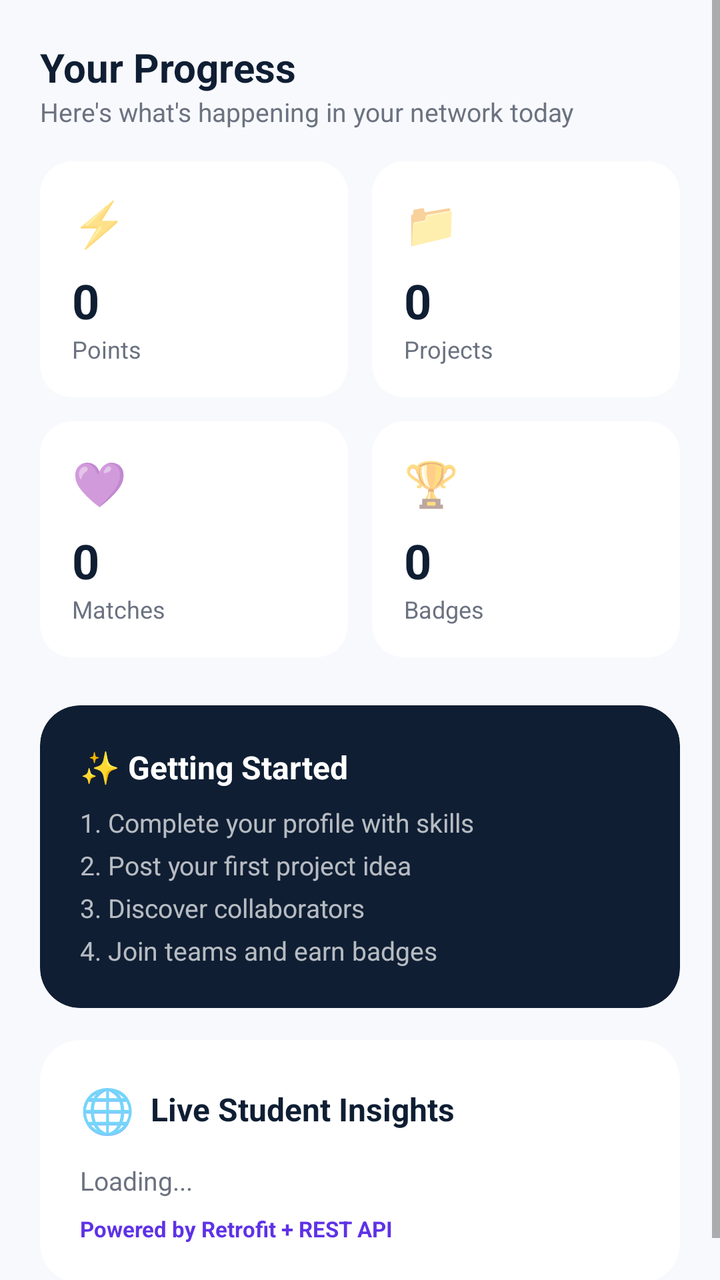
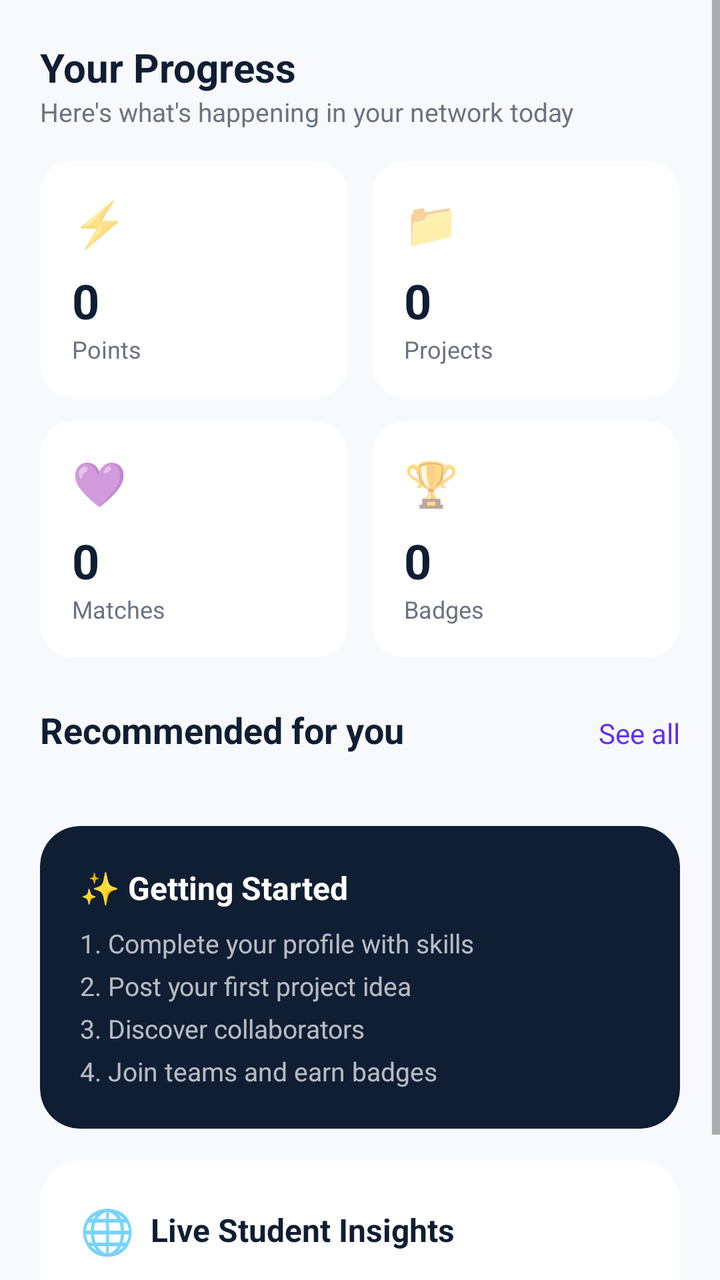

The first picture is an Android layout as it rendered before a commit; the second is the same layout after the commit. The layout source and the unified diff follow.
<!-- AndroidManifest.xml: application theme Theme.PitchPerfect -->
<!-- res/layout/fragment_home.xml -->
<?xml version="1.0" encoding="utf-8"?>
<ScrollView xmlns:android="http://schemas.android.com/apk/res/android"
    xmlns:app="http://schemas.android.com/apk/res-auto"
    android:layout_width="match_parent"
    android:layout_height="match_parent"
    android:background="@color/bg_light">

    <LinearLayout
        android:layout_width="match_parent"
        android:layout_height="wrap_content"
        android:orientation="vertical"
        android:padding="20dp">

        <TextView
            android:layout_width="wrap_content"
            android:layout_height="wrap_content"
            android:text="Your Progress"
            android:textColor="@color/text_dark"
            android:textSize="20sp"
            android:textStyle="bold" />

        <TextView
            android:layout_width="wrap_content"
            android:layout_height="wrap_content"
            android:text="Here's what's happening in your network today"
            android:textColor="@color/text_gray"
            android:textSize="13sp"
            android:layout_marginBottom="16dp" />

        
        <LinearLayout
            android:layout_width="match_parent"
            android:layout_height="wrap_content"
            android:orientation="horizontal"
            android:layout_marginBottom="12dp">

            <androidx.cardview.widget.CardView
                android:layout_width="0dp"
                android:layout_height="wrap_content"
                android:layout_weight="1"
                android:layout_marginEnd="6dp"
                app:cardCornerRadius="16dp"
                app:cardElevation="0dp"
                app:cardBackgroundColor="@color/white">
                <LinearLayout
                    android:layout_width="match_parent"
                    android:layout_height="wrap_content"
                    android:orientation="vertical"
                    android:padding="16dp">
                    <TextView
                        android:layout_width="wrap_content"
                        android:layout_height="wrap_content"
                        android:text="⚡"
                        android:textSize="22sp" />
                    <TextView
                        android:id="@+id/tvStatPoints"
                        android:layout_width="wrap_content"
                        android:layout_height="wrap_content"
                        android:layout_marginTop="8dp"
                        android:text="0"
                        android:textColor="@color/text_dark"
                        android:textSize="24sp"
                        android:textStyle="bold" />
                    <TextView
                        android:layout_width="wrap_content"
                        android:layout_height="wrap_content"
                        android:text="Points"
                        android:textColor="@color/text_gray"
                        android:textSize="12sp" />
                </LinearLayout>
            </androidx.cardview.widget.CardView>

            <androidx.cardview.widget.CardView
                android:layout_width="0dp"
                android:layout_height="wrap_content"
                android:layout_weight="1"
                android:layout_marginStart="6dp"
                app:cardCornerRadius="16dp"
                app:cardElevation="0dp"
                app:cardBackgroundColor="@color/white">
                <LinearLayout
                    android:layout_width="match_parent"
                    android:layout_height="wrap_content"
                    android:orientation="vertical"
                    android:padding="16dp">
                    <TextView
                        android:layout_width="wrap_content"
                        android:layout_height="wrap_content"
                        android:text="📁"
                        android:textSize="22sp" />
                    <TextView
                        android:id="@+id/tvStatProjects"
                        android:layout_width="wrap_content"
                        android:layout_height="wrap_content"
                        android:layout_marginTop="8dp"
                        android:text="0"
                        android:textColor="@color/text_dark"
                        android:textSize="24sp"
                        android:textStyle="bold" />
                    <TextView
                        android:layout_width="wrap_content"
                        android:layout_height="wrap_content"
                        android:text="Projects"
                        android:textColor="@color/text_gray"
                        android:textSize="12sp" />
                </LinearLayout>
            </androidx.cardview.widget.CardView>
        </LinearLayout>

        <LinearLayout
            android:layout_width="match_parent"
            android:layout_height="wrap_content"
            android:orientation="horizontal"
            android:layout_marginBottom="24dp">

            <androidx.cardview.widget.CardView
                android:layout_width="0dp"
                android:layout_height="wrap_content"
                android:layout_weight="1"
                android:layout_marginEnd="6dp"
                app:cardCornerRadius="16dp"
                app:cardElevation="0dp"
                app:cardBackgroundColor="@color/white">
                <LinearLayout
                    android:layout_width="match_parent"
                    android:layout_height="wrap_content"
                    android:orientation="vertical"
                    android:padding="16dp">
                    <TextView
                        android:layout_width="wrap_content"
                        android:layout_height="wrap_content"
                        android:text="💜"
                        android:textSize="22sp" />
                    <TextView
                        android:id="@+id/tvStatMatches"
                        android:layout_width="wrap_content"
                        android:layout_height="wrap_content"
                        android:layout_marginTop="8dp"
                        android:text="0"
                        android:textColor="@color/text_dark"
                        android:textSize="24sp"
                        android:textStyle="bold" />
                    <TextView
                        android:layout_width="wrap_content"
                        android:layout_height="wrap_content"
                        android:text="Matches"
                        android:textColor="@color/text_gray"
                        android:textSize="12sp" />
                </LinearLayout>
            </androidx.cardview.widget.CardView>

            <androidx.cardview.widget.CardView
                android:layout_width="0dp"
                android:layout_height="wrap_content"
                android:layout_weight="1"
                android:layout_marginStart="6dp"
                app:cardCornerRadius="16dp"
                app:cardElevation="0dp"
                app:cardBackgroundColor="@color/white">
                <LinearLayout
                    android:layout_width="match_parent"
                    android:layout_height="wrap_content"
                    android:orientation="vertical"
                    android:padding="16dp">
                    <TextView
                        android:layout_width="wrap_content"
                        android:layout_height="wrap_content"
                        android:text="🏆"
                        android:textSize="22sp" />
                    <TextView
                        android:id="@+id/tvStatBadges"
                        android:layout_width="wrap_content"
                        android:layout_height="wrap_content"
                        android:layout_marginTop="8dp"
                        android:text="0"
                        android:textColor="@color/text_dark"
                        android:textSize="24sp"
                        android:textStyle="bold" />
                    <TextView
                        android:layout_width="wrap_content"
                        android:layout_height="wrap_content"
                        android:text="Badges"
                        android:textColor="@color/text_gray"
                        android:textSize="12sp" />
                </LinearLayout>
            </androidx.cardview.widget.CardView>
        </LinearLayout>

        
        <androidx.cardview.widget.CardView
            android:layout_width="match_parent"
            android:layout_height="wrap_content"
            app:cardCornerRadius="20dp"
            app:cardElevation="0dp"
            app:cardBackgroundColor="@color/navy">

            <LinearLayout
                android:layout_width="match_parent"
                android:layout_height="wrap_content"
                android:orientation="vertical"
                android:padding="20dp">

                <TextView
                    android:layout_width="wrap_content"
                    android:layout_height="wrap_content"
                    android:text="✨ Getting Started"
                    android:textColor="@color/white"
                    android:textSize="16sp"
                    android:textStyle="bold" />

                <TextView
                    android:layout_width="match_parent"
                    android:layout_height="wrap_content"
                    android:layout_marginTop="8dp"
                    android:text="1. Complete your profile with skills\n2. Post your first project idea\n3. Discover collaborators\n4. Join teams and earn badges"
                    android:textColor="#B3FFFFFF"
                    android:textSize="13sp"
                    android:lineSpacingExtra="6dp" />

            </LinearLayout>
        </androidx.cardview.widget.CardView>
        
        <androidx.cardview.widget.CardView
            android:layout_width="match_parent"
            android:layout_height="wrap_content"
            android:layout_marginTop="16dp"
            app:cardCornerRadius="20dp"
            app:cardElevation="0dp"
            app:cardBackgroundColor="@color/white">

            <LinearLayout
                android:layout_width="match_parent"
                android:layout_height="wrap_content"
                android:orientation="vertical"
                android:padding="20dp">

                <LinearLayout
                    android:layout_width="match_parent"
                    android:layout_height="wrap_content"
                    android:orientation="horizontal"
                    android:gravity="center_vertical">

                    <TextView
                        android:layout_width="wrap_content"
                        android:layout_height="wrap_content"
                        android:text="🌐"
                        android:textSize="22sp" />

                    <TextView
                        android:layout_width="wrap_content"
                        android:layout_height="wrap_content"
                        android:layout_marginStart="8dp"
                        android:text="Live Student Insights"
                        android:textColor="@color/text_dark"
                        android:textSize="16sp"
                        android:textStyle="bold" />
                </LinearLayout>

                <TextView
                    android:id="@+id/tvApiInsight"
                    android:layout_width="match_parent"
                    android:layout_height="wrap_content"
                    android:layout_marginTop="12dp"
                    android:text="Loading..."
                    android:textColor="@color/text_gray"
                    android:textSize="13sp"
                    android:lineSpacingExtra="4dp"
                    android:fontFamily="sans-serif-italic" />

                <TextView
                    android:layout_width="wrap_content"
                    android:layout_height="wrap_content"
                    android:layout_marginTop="8dp"
                    android:text="Powered by Retrofit + REST API"
                    android:textColor="@color/purple"
                    android:textSize="11sp"
                    android:textStyle="bold" />
            </LinearLayout>
        </androidx.cardview.widget.CardView>
    </LinearLayout>
</ScrollView>
<!-- resources referenced by this layout -->
<resources>
  <color name="bg_light">#F8F9FC</color>
  <color name="navy">#0F1E33</color>
  <color name="purple">#5E32E6</color>
  <color name="text_dark">#0F1E33</color>
  <color name="text_gray">#6B7280</color>
  <color name="white">#FFFFFF</color>
  <style name="Theme.PitchPerfect" parent="Theme.MaterialComponents.Light.NoActionBar">
          <item name="colorPrimary">@color/purple</item>
          <item name="colorPrimaryVariant">@color/purple_dark</item>
          <item name="colorOnPrimary">@color/white</item>
          <item name="colorSecondary">@color/navy</item>
          <item name="android:statusBarColor">@color/navy</item>
          <item name="android:windowLightStatusBar">false</item>
          <item name="android:windowBackground">@color/bg_light</item>
      </style>
  <color name="purple_dark">#4A28C0</color>
</resources>

<!-- the commit's change to res/layout/fragment_home.xml (unified diff, before → after) -->
@@ -187,6 +187,35 @@
         </LinearLayout>
 
         
+        <LinearLayout
+            android:layout_width="match_parent"
+            android:layout_height="wrap_content"
+            android:orientation="horizontal"
+            android:layout_marginBottom="12dp">
+            <TextView
+                android:layout_width="0dp"
+                android:layout_height="wrap_content"
+                android:layout_weight="1"
+                android:text="Recommended for you"
+                android:textSize="18sp"
+                android:textColor="@color/text_dark"
+                android:textStyle="bold"/>
+            <TextView
+                android:layout_width="wrap_content"
+                android:layout_height="wrap_content"
+                android:text="See all"
+                android:textColor="@color/purple"/>
+        </LinearLayout>
+
+        
+        <androidx.recyclerview.widget.RecyclerView
+            android:id="@+id/rvRecommendations"
+            android:layout_width="match_parent"
+            android:layout_height="wrap_content"
+            android:nestedScrollingEnabled="false"
+            android:layout_marginBottom="24dp"/>
+
+        
         <androidx.cardview.widget.CardView
             android:layout_width="match_parent"
             android:layout_height="wrap_content"
@@ -216,9 +245,9 @@
                     android:textColor="#B3FFFFFF"
                     android:textSize="13sp"
                     android:lineSpacingExtra="6dp" />
-
             </LinearLayout>
         </androidx.cardview.widget.CardView>
+
         
         <androidx.cardview.widget.CardView
             android:layout_width="match_parent"
